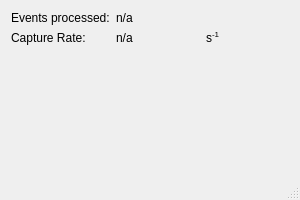
This is qtgui/statisticsview/statisticsview.ui in usnistgov/mosaic as Qt 5 draws it before an edit. The edited form follows.
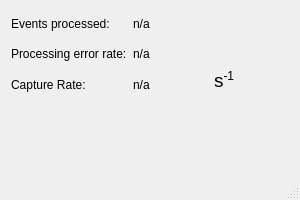
This is the edited form.

```diff
--- a/qtgui/statisticsview/statisticsview.ui
+++ b/qtgui/statisticsview/statisticsview.ui
@@ -26,7 +26,7 @@
    <item>
     <layout class="QHBoxLayout" name="horizontalLayout">
      <item>
-      <layout class="QVBoxLayout" name="verticalLayout_2">
+      <layout class="QVBoxLayout" name="verticalLayout_3">
        <item>
         <widget class="QLabel" name="Label_3">
          <property name="text">
@@ -34,6 +34,13 @@
          </property>
         </widget>
        </item>
+       <item>
+        <widget class="QLabel" name="Label_5">
+         <property name="text">
+          <string>Processing error rate:</string>
+         </property>
+        </widget>
+       </item>
        <item>
         <widget class="QLabel" name="Label">
          <property name="text">
@@ -44,7 +51,7 @@
       </layout>
      </item>
      <item>
-      <layout class="QVBoxLayout" name="verticalLayout">
+      <layout class="QVBoxLayout" name="verticalLayout_2">
        <item>
         <widget class="QLabel" name="neventsLabel">
          <property name="text">
@@ -52,6 +59,13 @@
          </property>
         </widget>
        </item>
+       <item>
+        <widget class="QLabel" name="errorrateLabel">
+         <property name="text">
+          <string>n/a</string>
+         </property>
+        </widget>
+       </item>
        <item>
         <widget class="QLabel" name="caprateLabel">
          <property name="text">
@@ -62,7 +76,7 @@
       </layout>
      </item>
      <item>
-      <layout class="QVBoxLayout" name="verticalLayout_3">
+      <layout class="QVBoxLayout" name="verticalLayout">
        <item>
         <widget class="QLabel" name="Label_4">
          <property name="text">
@@ -70,10 +84,23 @@
          </property>
         </widget>
        </item>
+       <item>
+        <widget class="QLabel" name="Label_6">
+         <property name="text">
+          <string>&lt;html&gt;&lt;head/&gt;&lt;body&gt;&lt;p&gt;&lt;br/&gt;&lt;/p&gt;&lt;/body&gt;&lt;/html&gt;</string>
+         </property>
+        </widget>
+       </item>
        <item>
         <widget class="QLabel" name="Label_2">
+         <property name="minimumSize">
+          <size>
+           <width>0</width>
+           <height>32</height>
+          </size>
+         </property>
          <property name="text">
-          <string>s&lt;sup&gt;-1&lt;/sup&gt;</string>
+          <string>&lt;html&gt;&lt;head/&gt;&lt;body&gt;&lt;p&gt;&lt;span style=&quot; font-size:14pt;&quot;&gt;s&lt;/span&gt;&lt;span style=&quot; font-size:14pt; vertical-align:super;&quot;&gt;-1&lt;/span&gt;&lt;/p&gt;&lt;/body&gt;&lt;/html&gt;</string>
          </property>
         </widget>
        </item>
```
